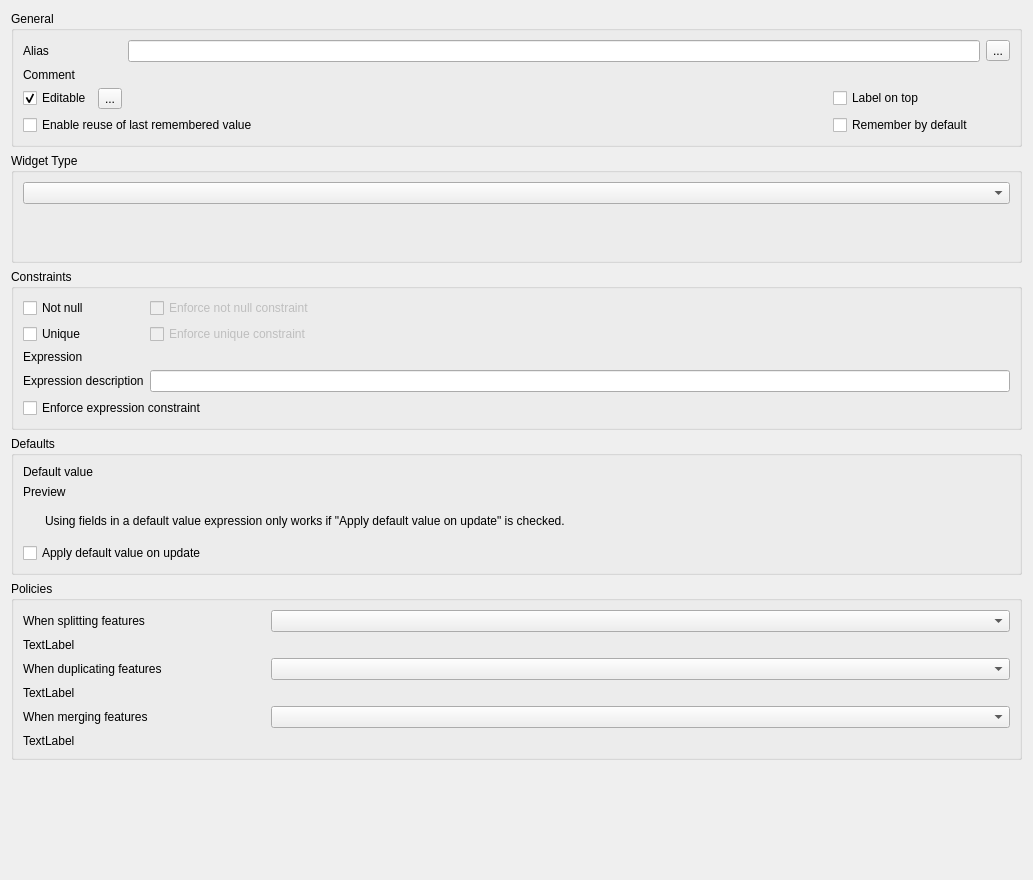
Old version of the form src/ui/attributeformconfig/qgsattributetypeedit.ui in the repository qgis/QGIS.
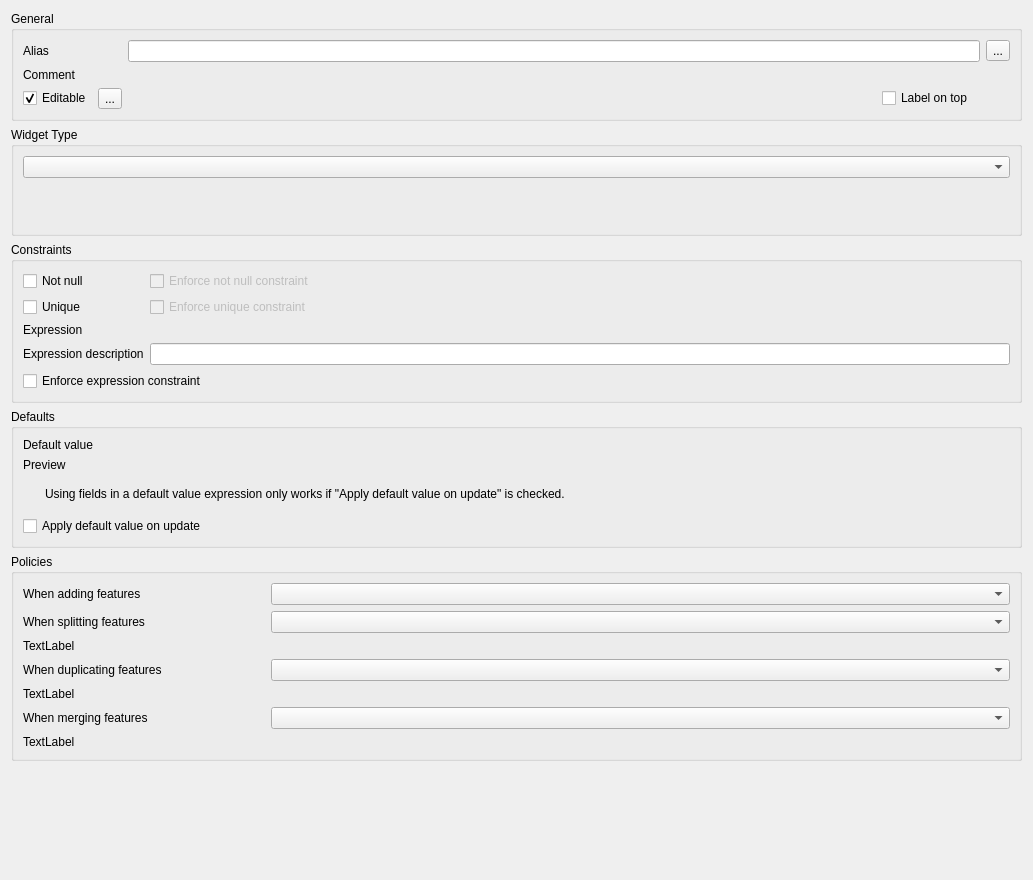
New version of the form. Icons and pictures are not drawn. Custom widgets are drawn as their Qt base class.

```diff
--- a/src/ui/attributeformconfig/qgsattributetypeedit.ui
+++ b/src/ui/attributeformconfig/qgsattributetypeedit.ui
@@ -64,32 +64,6 @@
         </property>
        </widget>
       </item>
-      <item row="3" column="0" colspan="3">
-       <widget class="QCheckBox" name="reuseLastValuesCheckBox">
-        <property name="toolTip">
-         <string>If checked, a buton will be attached to the editor widget allowing the most recent value entered to be remembered and reused when creating a new feature.</string>
-        </property>
-        <property name="text">
-         <string>Enable reuse of last remembered value</string>
-        </property>
-        <property name="checked">
-         <bool>false</bool>
-        </property>
-       </widget>
-      </item>
-      <item row="3" column="3">
-       <widget class="QCheckBox" name="reuseLastValuesByDefaultCheckBox">
-        <property name="toolTip">
-         <string>If checked, entered values will be remembered by default.</string>
-        </property>
-        <property name="text">
-         <string>Remember by default</string>
-        </property>
-        <property name="checked">
-         <bool>false</bool>
-        </property>
-       </widget>
-      </item>
       <item row="0" column="0">
        <widget class="QLabel" name="label_9">
         <property name="text">
@@ -298,16 +272,26 @@
      </property>
      <layout class="QGridLayout" name="gridLayout_4">
       <item row="0" column="0">
+       <widget class="QLabel" name="mReuseLastValuePolicyLabel">
+        <property name="text">
+         <string>When adding features</string>
+        </property>
+       </widget>
+      </item>
+      <item row="0" column="1" colspan="3">
+       <widget class="QComboBox" name="mReuseLastValuePolicyComboBox"/>
+      </item>
+      <item row="1" column="0">
        <widget class="QLabel" name="mSplitPolicyLabel">
         <property name="text">
          <string>When splitting features</string>
         </property>
        </widget>
       </item>
-      <item row="4" column="1" colspan="3">
+      <item row="5" column="1" colspan="3">
        <widget class="QComboBox" name="mDuplicatePolicyComboBox"/>
       </item>
-      <item row="5" column="0" colspan="4">
+      <item row="6" column="0" colspan="4">
        <widget class="QLabel" name="mDuplicatePolicyDescriptionLabel">
         <property name="text">
          <string>TextLabel</string>
@@ -317,27 +301,27 @@
         </property>
        </widget>
       </item>
-      <item row="6" column="1" colspan="3">
+      <item row="7" column="1" colspan="3">
        <widget class="QComboBox" name="mMergePolicyComboBox"/>
       </item>
-      <item row="6" column="0">
+      <item row="7" column="0">
        <widget class="QLabel" name="mMergePolicyLabel">
         <property name="text">
          <string>When merging features</string>
         </property>
        </widget>
       </item>
-      <item row="4" column="0">
+      <item row="5" column="0">
        <widget class="QLabel" name="mDuplicatePolicyLabel">
         <property name="text">
          <string>When duplicating features</string>
         </property>
        </widget>
       </item>
-      <item row="0" column="1" colspan="3">
+      <item row="1" column="1" colspan="3">
        <widget class="QComboBox" name="mSplitPolicyComboBox"/>
       </item>
-      <item row="1" column="0" colspan="4">
+      <item row="2" column="0" colspan="4">
        <widget class="QLabel" name="mSplitPolicyDescriptionLabel">
         <property name="text">
          <string>TextLabel</string>
@@ -347,7 +331,7 @@
         </property>
        </widget>
       </item>
-      <item row="7" column="0" colspan="4">
+      <item row="8" column="0" colspan="4">
        <widget class="QLabel" name="mMergePolicyDescriptionLabel">
         <property name="text">
          <string>TextLabel</string>
```
